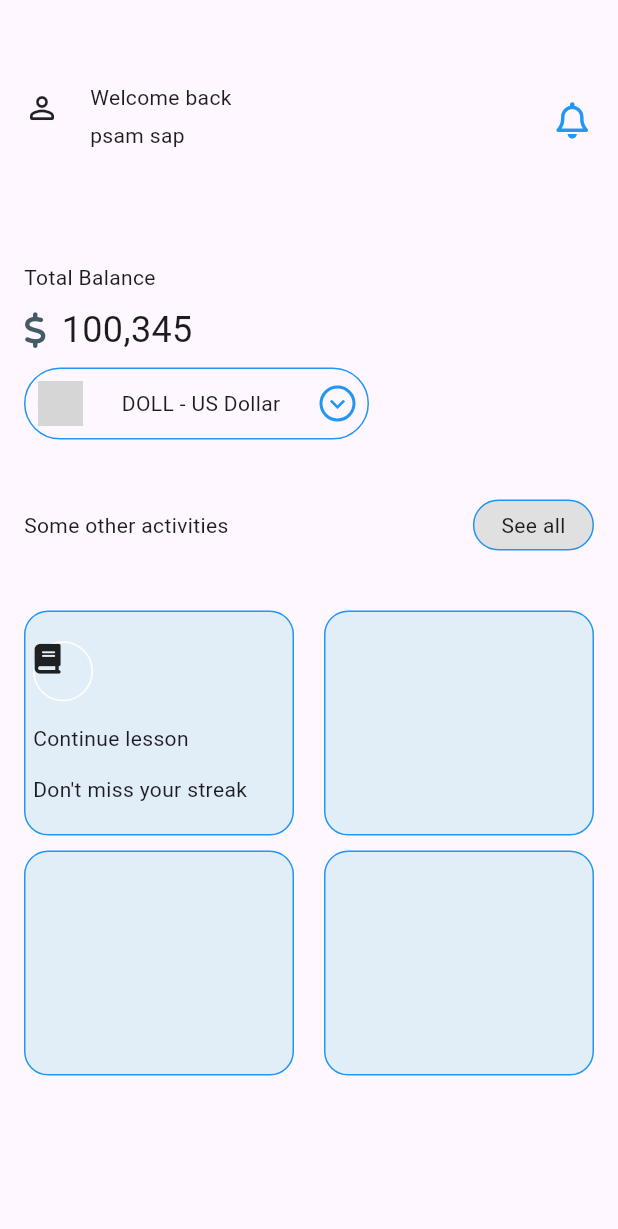
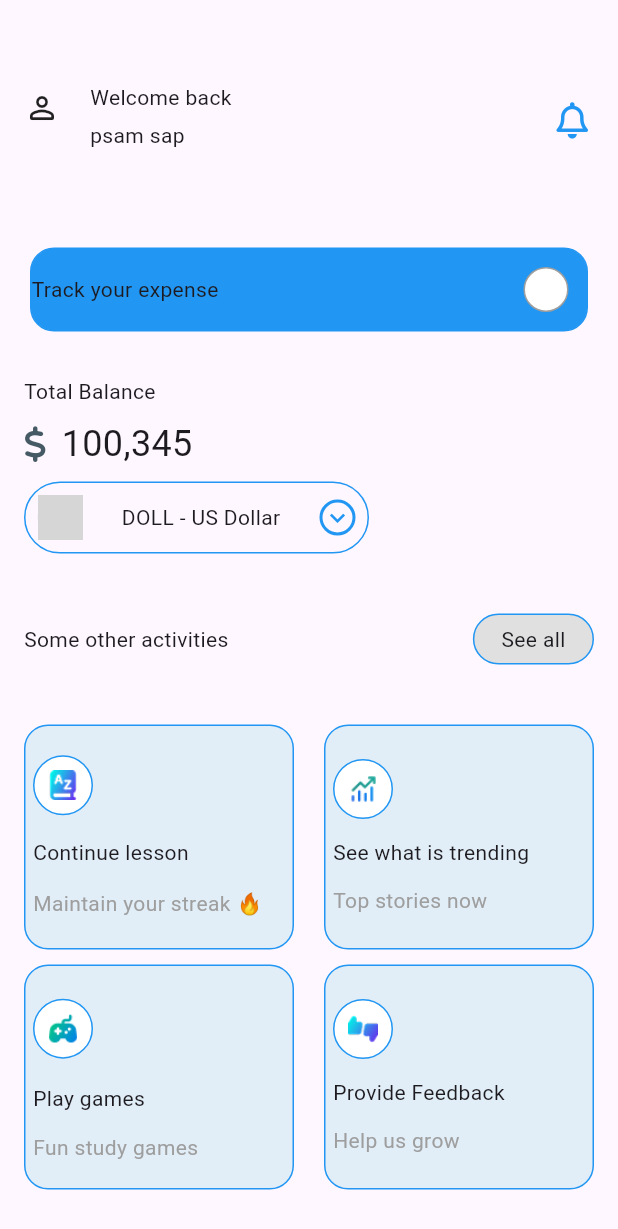
Before and after one commit to miniProject-mobileApp/miniproject-frontend, a Flutter app: the screen it shows after launch, on a phone screen of 412 x 824 dp. Shown: the top 1229 px of the screen. Run offline on Flutter 3.47's test engine with Material 3 defaults, Android fonts, the light colour scheme and no system bars; our stand-ins replace font_awesome_flutter, introduction_screen; missing offline and left inert: country_flags; grey boxes are pictures that could not be loaded.

Commit message:
Still working on home page, massive improvement though

```diff
--- a/lib/screens/homePage.dart
+++ b/lib/screens/homePage.dart
@@ -12,8 +12,6 @@ class HomeScreen extends StatelessWidget{
   @override
   Widget build(BuildContext context) {
 
-    // final screenHeight = MediaQuery.of(context).size.height;
-    // final screenWidth = MediaQuery.of(context).size.width;
     // TODO: implement build
     return AnnotatedRegion<SystemUiOverlayStyle>(
       value: SystemUiOverlayStyle(statusBarColor: Colors.blue[100]),
@@ -64,6 +62,35 @@ class HomeScreen extends StatelessWidget{
                       ),
                     )
                   ],
+                ),
+
+                Padding(
+                  padding: EdgeInsets.symmetric(horizontal: 20, vertical: 10),
+                  child: Container(
+                    decoration: BoxDecoration(
+                      borderRadius: BorderRadius.circular(16),
+                      border: Border.all(width: 1, color: Colors.blue),
+                      color: Colors.blue
+                    ),
+                    child: Row(
+                      mainAxisAlignment: MainAxisAlignment.spaceBetween,
+                      children: [
+                        Text("Track your expense"),
+                        Padding(
+                          padding: const EdgeInsets.symmetric(horizontal: 12, vertical: 12),
+                          child: Container(
+                            width: 30,
+                            height: 30,
+                            decoration: BoxDecoration(
+                              border: Border.all(width: 1, color: Colors.grey),
+                              shape: BoxShape.circle,
+                              color: Colors.white
+                            ),
+                          ),
+                        )
+                      ],
+                    ),
+                  ),
                 ),
 
                 //amount section
@@ -164,12 +191,13 @@ class HomeScreen extends StatelessWidget{
                                       height: 40,
                                       decoration: BoxDecoration(
                                         shape: BoxShape.circle,
-                                        border: Border.all(color: Colors.white, width: 1)
+                                        border: Border.all(color: Colors.blue, width: 1),
+                                        color: Colors.white
                                       ),
-                                      child: FaIcon(FontAwesomeIcons.book, size: 20,),
+                                      child: Center(child: Image.asset('assets/images/book.png', width: 20, height: 20,)),
                                     ),
                                     Text("Continue lesson"),
-                                    Text("Don't miss your streak"),
+                                    Text("Maintain your streak 🔥", style: TextStyle(color: Colors.grey[500]),),
                                   ],
                                 ),
                               ),
@@ -182,6 +210,27 @@ class HomeScreen extends StatelessWidget{
                                 color: const Color.fromARGB(255, 225, 237, 247),
                                 borderRadius: BorderRadius.circular(16),
                                 border: Border.all(color: Colors.blue)
+                              ),
+                              child: Padding(
+                                padding: EdgeInsets.symmetric(horizontal: 5, vertical: 5),
+                                child: Column(
+                                  mainAxisAlignment: MainAxisAlignment.spaceEvenly,
+                                  crossAxisAlignment: CrossAxisAlignment.start,
+                                  children: [
+                                    Container(
+                                      width: 40,
+                                      height: 49,
+                                      decoration: BoxDecoration(
+                                        shape: BoxShape.circle,
+                                        border: Border.all(color: Colors.blue, width: 1),
+                                        color: Colors.white
+                                      ),
+                                      child: Center(child: Image.asset("assets/images/controller.png", width: 20, height: 20,),),
+                                    ),
+                                    Text("Play games"),
+                                    Text("Fun study games", style: TextStyle(color: Colors.grey[500]),)
+                                  ],
+                                ),
                               ),
                             ),
                           ],
@@ -196,8 +245,30 @@ class HomeScreen extends StatelessWidget{
                                 borderRadius: BorderRadius.circular(16),
                                 border: Border.all(color: Colors.blue)
                               ),
+                              child: Padding(
+                                padding: EdgeInsets.symmetric(horizontal: 5, vertical: 10),
+                                child: Column(
+                                  mainAxisAlignment: MainAxisAlignment.spaceEvenly,
+                                  crossAxisAlignment: CrossAxisAlignment.start,
+                                  children: [
+                                    Container(
+                                      width: 40,
+                                      height: 40,
+                                      decoration: BoxDecoration(
+                                        shape: BoxShape.circle,
+                                        border: Border.all(color: Colors.blue, width: 1),
+                                        color: Colors.white
+                                      ),
+                                      child: Center(child: Image.asset('assets/images/trending.png', width: 20, height: 20,),),
+                                    ),
+                                    Text("See what is trending"),
+                                    Text("Top stories now",style: TextStyle(color: Colors.grey[500]),)
+                                  ],
+                                ),
+                              ),
                             ),
                             SizedBox(height: 10),
+                            // feedback section
                             Container(
                               width: 180,
                               height: 150,
@@ -205,6 +276,27 @@ class HomeScreen extends StatelessWidget{
                                 color: const Color.fromARGB(255, 225, 237, 247),
                                 borderRadius: BorderRadius.circular(16),
                                 border: Border.all(color: Colors.blue)
+                              ),
+                              child: Padding(
+                                padding: const EdgeInsets.symmetric(vertical: 10, horizontal: 5),
+                                child: Column(
+                                  mainAxisAlignment: MainAxisAlignment.spaceEvenly,
+                                  crossAxisAlignment: CrossAxisAlignment.start,
+                                  children: [
+                                    Container(
+                                      width: 40,
+                                      height: 40,
+                                      decoration: BoxDecoration(
+                                        shape: BoxShape.circle,
+                                        color: Colors.white,
+                                        border: Border.all(color: Colors.blue, width: 1)
+                                      ),
+                                      child: Center(child: Image.asset('assets/images/feedback.png', width: 20, height: 20,),),
+                                    ),
+                                    Text("Provide Feedback",),
+                                    Text("Help us grow", style: TextStyle(color: Colors.grey[500])),
+                                  ],
+                                ),
                               ),
                             ),
                           ],
```
